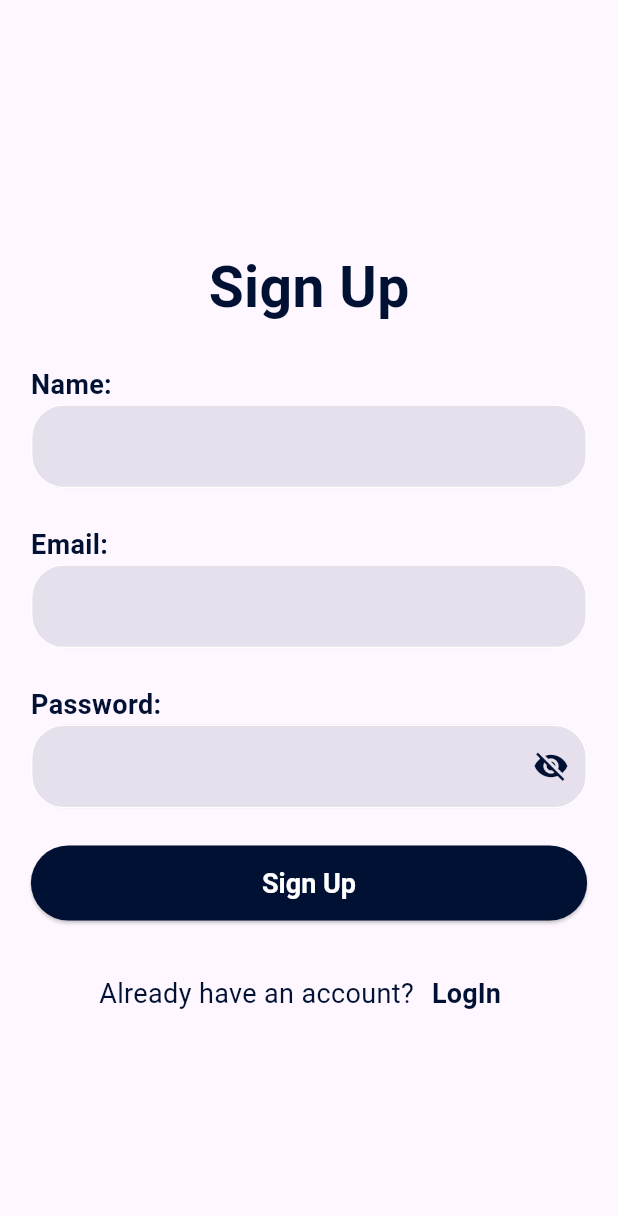
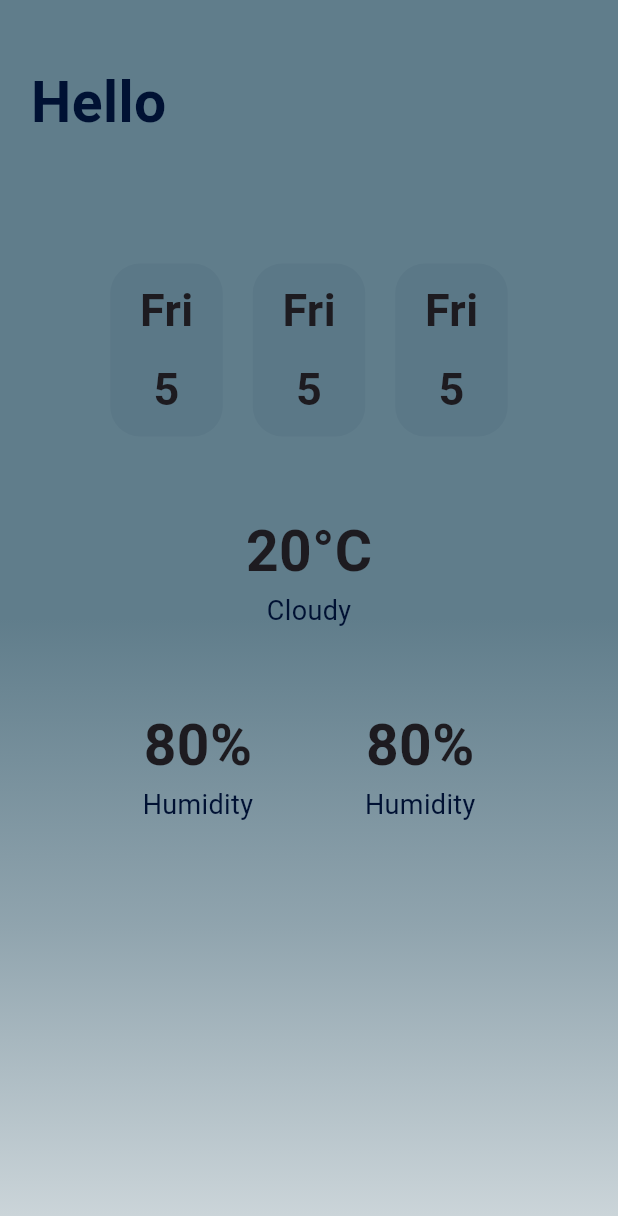
Before and after one commit to ahmed-ehab-m/AtmoSmart, a Flutter app: the screen it shows after launch, on a phone screen of 412 x 824 dp. Shown: the top 1216 px of the screen. Run offline on Flutter 3.47's test engine with Material 3 defaults, Android fonts, the phone set to English and light mode, and no system bars; our stand-ins replace bloc, dartz, firebase_auth, firebase_core, flutter_bloc, get_it and 2 more; accounts and stored records are empty.

Commit message:
adding home view

```diff
--- a/lib/core/app_router/app_router.dart
+++ b/lib/core/app_router/app_router.dart
@@ -1,19 +1,25 @@
 import 'package:ai_weather/features/auth/presentation/views/login_view.dart';
 import 'package:ai_weather/features/auth/presentation/views/signup_view.dart';
+import 'package:ai_weather/features/home/presentation/views/home_view.dart';
 import 'package:go_router/go_router.dart';
 
 class AppRouter {
   static const String login = '/login';
+  static const String home = '/home';
   static final router = GoRouter(
     routes: [
       GoRoute(
         path: '/',
-        builder: (context, state) => const SignUpView(),
+        builder: (context, state) => const HomeView(),
       ),
       GoRoute(
         path: login,
         builder: (context, state) => const LoginView(),
       ),
+      GoRoute(
+        path: login,
+        builder: (context, state) => const HomeView(),
+      ),
     ],
   );
 }
--- a/lib/core/helper/screen_size_helper.dart
+++ b/lib/core/helper/screen_size_helper.dart
@@ -6,5 +6,6 @@ class ScreenSizeHelper {
   double get screenWidth => MediaQuery.of(context).size.width;
   double get screenHeight => MediaQuery.of(context).size.height;
   double get horizontalPadding => screenWidth * 0.05;
-  double get verticalPadding => screenHeight * 0.2;
+  double get authVerticalPadding => screenHeight * 0.2;
+  double get homeVerticalPadding => screenHeight * 0.05;
 }
--- a/lib/features/auth/presentation/views/widgets/login_view_body.dart
+++ b/lib/features/auth/presentation/views/widgets/login_view_body.dart
@@ -32,7 +32,7 @@ class _LoginViewBodyState extends State<LoginViewBody> {
     return SingleChildScrollView(
       child: Padding(
         padding: EdgeInsets.symmetric(
-            vertical: screenSizeHelper.verticalPadding,
+            vertical: screenSizeHelper.authVerticalPadding,
             horizontal: screenSizeHelper.horizontalPadding),
         child: Form(
           key: formkey,
--- a/lib/features/auth/presentation/views/widgets/signup_view_body.dart
+++ b/lib/features/auth/presentation/views/widgets/signup_view_body.dart
@@ -33,7 +33,7 @@ class _SignupViewBodyState extends State<SignupViewBody> {
     return SingleChildScrollView(
       child: Padding(
         padding: EdgeInsets.symmetric(
-            vertical: screenSizeHelper.verticalPadding,
+            vertical: screenSizeHelper.authVerticalPadding,
             horizontal: screenSizeHelper.horizontalPadding),
         child: Form(
           key: formkey,
--- /dev/null
+++ b/lib/features/home/presentation/views/home_view.dart
@@ -0,0 +1,13 @@
+import 'package:ai_weather/features/home/presentation/views/widgets/home_view_body.dart';
+import 'package:flutter/material.dart';
+
+class HomeView extends StatelessWidget {
+  const HomeView({super.key});
+
+  @override
+  Widget build(BuildContext context) {
+    return const Scaffold(
+      body: HomeViewBody(),
+    );
+  }
+}
--- /dev/null
+++ b/lib/features/home/presentation/views/widgets/details_item.dart
@@ -0,0 +1,17 @@
+import 'package:ai_weather/core/styles/text_styles.dart';
+import 'package:flutter/material.dart';
+
+class DetailsItem extends StatelessWidget {
+  const DetailsItem({super.key, required this.type, required this.value});
+  final String type;
+  final String value;
+  @override
+  Widget build(BuildContext context) {
+    return Column(
+      children: [
+        Text(value, style: AppTextStyles.textStyle38),
+        Text(type, style: AppTextStyles.textStyle18),
+      ],
+    );
+  }
+}
--- /dev/null
+++ b/lib/features/home/presentation/views/widgets/forcast_day_item.dart
@@ -0,0 +1,36 @@
+import 'package:ai_weather/core/utils/constants.dart';
+import 'package:flutter/material.dart';
+
+class ForcastDayItem extends StatelessWidget {
+  const ForcastDayItem({super.key});
+
+  @override
+  Widget build(BuildContext context) {
+    return AspectRatio(
+      aspectRatio: 2.6 / 4,
+      child: InkWell(
+        onTap: () {},
+        child: Container(
+          padding: const EdgeInsets.all(10),
+          decoration: BoxDecoration(
+            color: kPrimaryColor.withValues(alpha: 0.05),
+            borderRadius: BorderRadius.circular(20),
+          ),
+          child: const Column(
+            children: [
+              Text(
+                'Fri',
+                style: TextStyle(fontSize: 30, fontWeight: FontWeight.bold),
+              ),
+              Spacer(),
+              Text(
+                '5',
+                style: TextStyle(fontSize: 30, fontWeight: FontWeight.bold),
+              )
+            ],
+          ),
+        ),
+      ),
+    );
+  }
+}
--- /dev/null
+++ b/lib/features/home/presentation/views/widgets/forcast_days_list.dart
@@ -0,0 +1,25 @@
+import 'package:ai_weather/core/helper/screen_size_helper.dart';
+import 'package:ai_weather/features/home/presentation/views/widgets/forcast_day_item.dart';
+import 'package:flutter/material.dart';
+
+class ForcastDaysList extends StatelessWidget {
+  const ForcastDaysList({super.key});
+
+  @override
+  Widget build(BuildContext context) {
+    return SizedBox(
+      height: ScreenSizeHelper(context).screenHeight * 0.14,
+      child: Center(
+        child: ListView.separated(
+          shrinkWrap: true,
+          separatorBuilder: (context, index) => const SizedBox(
+            width: 20,
+          ),
+          scrollDirection: Axis.horizontal,
+          itemCount: 3,
+          itemBuilder: (context, index) => const ForcastDayItem(),
+        ),
+      ),
+    );
+  }
+}
--- /dev/null
+++ b/lib/features/home/presentation/views/widgets/home_view_body.dart
@@ -0,0 +1,147 @@
+import 'package:ai_weather/core/di/dependency_injection.dart';
+import 'package:ai_weather/core/helper/cache_helper.dart';
+import 'package:ai_weather/core/helper/screen_size_helper.dart';
+import 'package:ai_weather/features/home/presentation/views/widgets/forcast_days_list.dart';
+import 'package:ai_weather/features/home/presentation/views/widgets/details_item.dart';
+import 'package:ai_weather/features/home/presentation/views/widgets/temperture_item.dart';
+import 'package:ai_weather/features/home/presentation/views/widgets/welcome_message.dart';
+import 'package:flutter/material.dart';
+
+class HomeViewBody extends StatefulWidget {
+  const HomeViewBody({super.key});
+
+  @override
+  State<HomeViewBody> createState() => _HomeViewBodyState();
+}
+
+class _HomeViewBodyState extends State<HomeViewBody> {
+  String userName = "";
+  @override
+  void initState() {
+    super.initState();
+    getData();
+  }
+
+  Future<void> getData() async {
+    final userData = await sl<CacheHelper>().getUserData();
+    setState(() {
+      userName = userData!.name;
+    });
+  }
+
+  MaterialColor getThemeColor(String? condition) {
+    if (condition == null) {
+      return Colors.blue;
+    }
+    switch (condition) {
+      case 'Sunny':
+        return Colors.orange;
+      case 'Partly cloudy':
+      case 'Cloudy':
+      case 'Overcast':
+      case 'Fog':
+      case 'Freezing fog':
+        return Colors.blueGrey;
+      case 'Mist':
+      case 'Patchy rain possible':
+      case 'Patchy snow possible':
+      case 'Patchy sleet possible':
+      case 'Patchy freezing drizzle possible':
+      case 'Patchy light drizzle':
+      case 'Light drizzle':
+      case 'Patchy light rain':
+      case 'Light rain':
+      case 'Light rain shower':
+      case 'Moderate rain at times':
+      case 'Moderate rain':
+      case 'Heavy rain at times':
+      case 'Heavy rain':
+      case 'Moderate or heavy rain shower':
+      case 'Torrential rain shower':
+      case 'Light freezing rain':
+      case 'Moderate or heavy freezing rain':
+      case 'Light sleet':
+      case 'Moderate or heavy sleet':
+      case 'Light sleet showers':
+      case 'Moderate or heavy sleet showers':
+      case 'Ice pellets':
+      case 'Light showers of ice pellets':
+      case 'Moderate or heavy showers of ice pellets':
+        return Colors.lightBlue;
+      case 'Thundery outbreaks possible':
+      case 'Patchy light rain with thunder':
+      case 'Moderate or heavy rain with thunder':
+        return Colors.deepPurple;
+      case 'Blowing snow':
+      case 'Patchy light snow':
+      case 'Light snow':
+      case 'Patchy moderate snow':
+      case 'Moderate snow':
+      case 'Patchy heavy snow':
+      case 'Heavy snow':
+      case 'Light snow showers':
+      case 'Moderate or heavy snow showers':
+      case 'Patchy light snow with thunder':
+      case 'Moderate or heavy snow with thunder':
+        return Colors.blueGrey;
+      case 'Blizzard':
+        return Colors.blueGrey;
+      case 'Freezing drizzle':
+      case 'Heavy freezing drizzle':
+        return Colors.blueGrey;
+      default:
+        return Colors.blue; // Default color if the condition is not found
+    }
+  }
+
+  @override
+  Widget build(BuildContext context) {
+    final screenSizeHelper = ScreenSizeHelper(context);
+
+    return Container(
+      decoration: BoxDecoration(
+        gradient: LinearGradient(
+          colors: [
+            getThemeColor('Partly cloudy'),
+            getThemeColor('Partly cloudy')[300]!,
+            getThemeColor('Partly cloudy')[100]!,
+          ], // الألوان التي تريدها
+          begin: Alignment.center,
+          end: Alignment.bottomCenter,
+        ),
+      ),
+      child: Padding(
+        padding: EdgeInsets.symmetric(
+          horizontal: screenSizeHelper.horizontalPadding,
+          vertical: screenSizeHelper.homeVerticalPadding,
+        ),
+        child: Column(
+          spacing: screenSizeHelper.screenHeight * 0.06,
+          crossAxisAlignment: CrossAxisAlignment.start,
+          children: [
+            WelcomeMessage(userName: userName),
+            const ForcastDaysList(),
+            const Center(
+                child: const TempertureItem(
+              temp: '20°C',
+              type: 'Cloudy',
+            )),
+            const Row(
+              mainAxisAlignment: MainAxisAlignment.spaceEvenly,
+              children: [
+                DetailsItem(
+                  type: 'Humidity',
+                  value: '80%',
+                ),
+                DetailsItem(
+                  type: 'Humidity',
+                  value: '80%',
+                ),
+              ],
+            ),
+          ],
+        ),
+      ),
+    );
+  }
+}
--- /dev/null
+++ b/lib/features/home/presentation/views/widgets/temperture_item.dart
@@ -0,0 +1,17 @@
+import 'package:ai_weather/core/styles/text_styles.dart';
+import 'package:flutter/material.dart';
+
+class TempertureItem extends StatelessWidget {
+  const TempertureItem({super.key, required this.temp, required this.type});
+  final String temp;
+  final String type;
+  @override
+  Widget build(BuildContext context) {
+    return Column(
+      children: [
+        Text(temp, style: AppTextStyles.textStyle38),
+        Text(type, style: AppTextStyles.textStyle18),
+      ],
+    );
+  }
+}
--- /dev/null
+++ b/lib/features/home/presentation/views/widgets/welcome_message.dart
@@ -0,0 +1,20 @@
+import 'package:ai_weather/core/styles/text_styles.dart';
+import 'package:ai_weather/core/utils/constants.dart';
+import 'package:flutter/material.dart';
+
+class WelcomeMessage extends StatelessWidget {
+  const WelcomeMessage({super.key, required this.userName});
+  final String userName;
+  @override
+  Widget build(BuildContext context) {
+    return Column(crossAxisAlignment: CrossAxisAlignment.start, children: [
+      Text('Hello',
+          style: AppTextStyles.textStyle38.copyWith(color: kPrimaryColor)),
+      Text(
+        userName,
+        style: AppTextStyles.textStyle22
+            .copyWith(fontWeight: FontWeight.normal, color: Colors.grey[700]),
+      )
+    ]);
+  }
+}
--- a/pubspec.yaml
+++ b/pubspec.yaml
@@ -41,6 +41,7 @@ dependencies:
   dartz: ^0.10.1
   get_it: ^8.0.3
   shared_preferences: ^2.5.2
+  intl: ^0.20.2
 dev_dependencies:
   flutter_test:
     sdk: flutter
```
Also changed, not shown: pubspec.lock, 125 other files.
